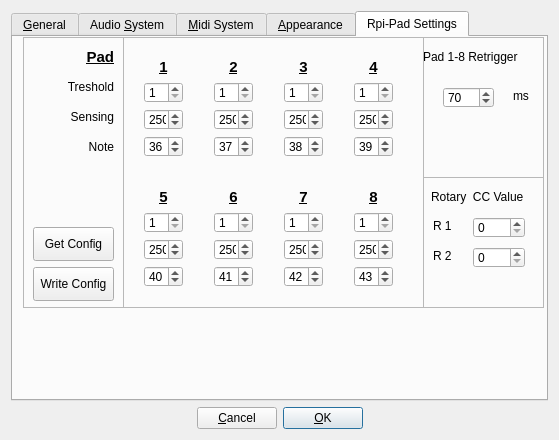
This is src/gui/src/UI/PreferencesDialog_UI.ui in wolkstein/hydrogen as Qt 5 draws it before an edit. The edited form follows.
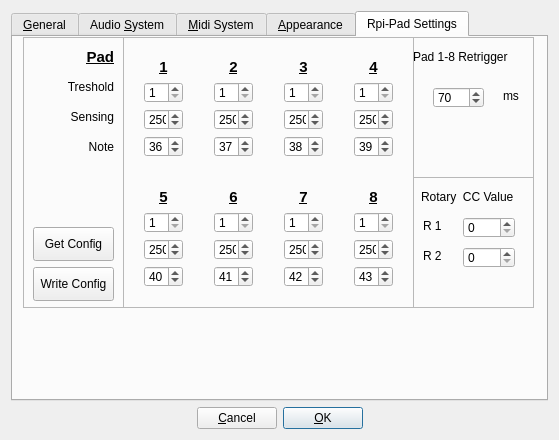
This is the edited form. The open tabs and pages were chosen to show the change. Custom widgets are drawn as their Qt base class.

```diff
--- a/src/gui/src/UI/PreferencesDialog_UI.ui
+++ b/src/gui/src/UI/PreferencesDialog_UI.ui
@@ -896,7 +896,7 @@
       <widget class="QFrame" name="frame">
        <property name="geometry">
         <rect>
-         <x>410</x>
+         <x>400</x>
          <y>0</y>
          <width>121</width>
          <height>141</height>
@@ -959,7 +959,7 @@
         <rect>
          <x>110</x>
          <y>0</y>
-         <width>301</width>
+         <width>291</width>
          <height>271</height>
         </rect>
        </property>
@@ -1627,7 +1627,7 @@
       <widget class="QFrame" name="frame_4">
        <property name="geometry">
         <rect>
-         <x>410</x>
+         <x>400</x>
          <y>140</y>
          <width>121</width>
          <height>131</height>
```
Left out of the diff: 5 changed lines with no effect on the pictures.
